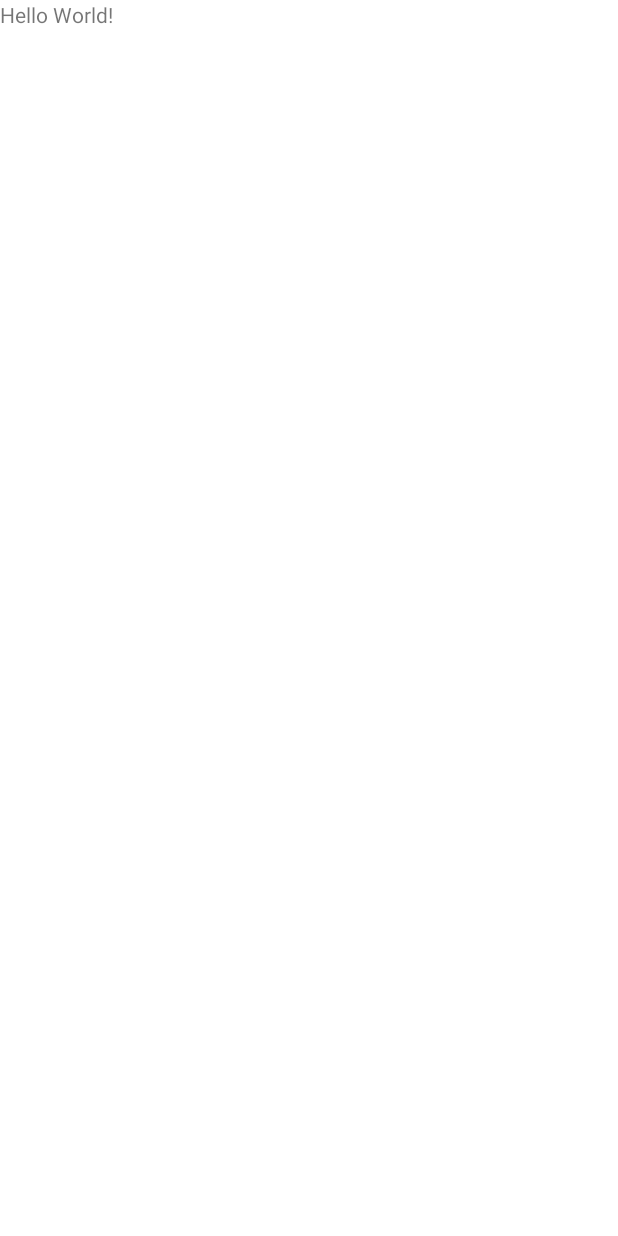
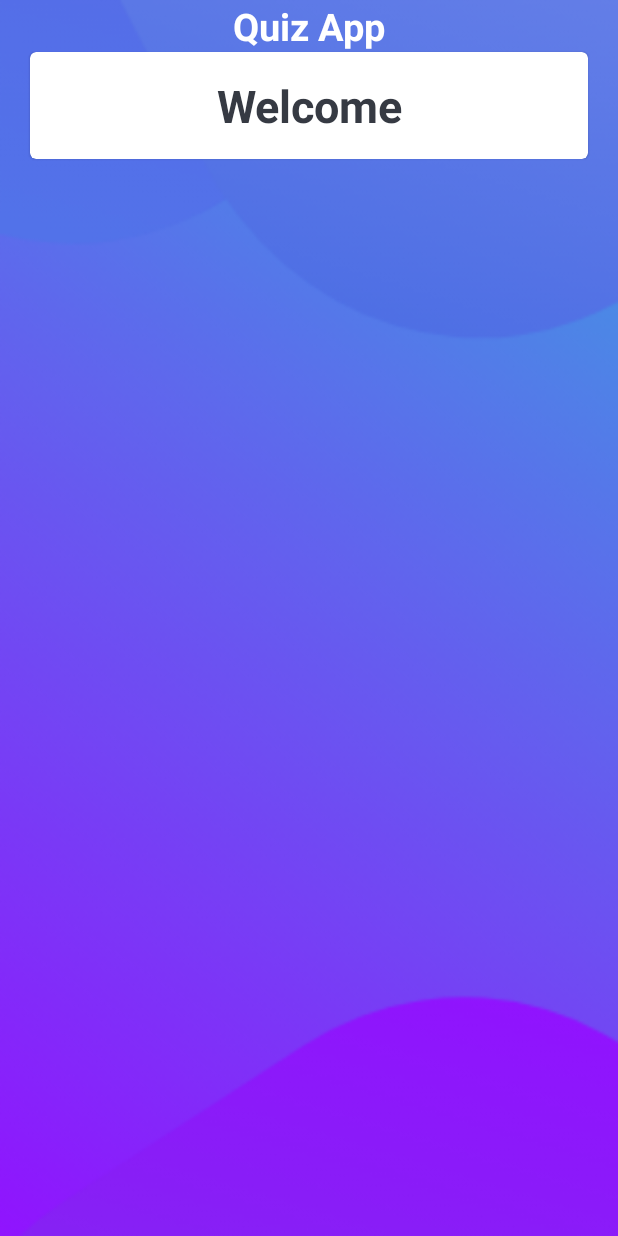
Before and after one commit to CodeMaster1961/AnimeQuiz, an Android app: the screen it shows after launch (MainActivity), on a phone screen of 412 x 824 dp. Before the commit the screen is almost empty. Run offline under Robolectric (Android 15) with nearby library versions, the phone set to English and light mode, and no system bars.

Commit message:
card added and background changed

```diff
--- a/app/src/main/res/layout/activity_main.xml
+++ b/app/src/main/res/layout/activity_main.xml
@@ -4,14 +4,43 @@
     xmlns:tools="http://schemas.android.com/tools"
     android:layout_width="match_parent"
     android:layout_height="match_parent"
-    tools:context=".MainActivity"
+    android:background="@drawable/ic_bg"
     android:orientation="vertical"
-    >
+    tools:context=".MainActivity">
 
     <TextView
-        android:layout_width="wrap_content"
+        android:layout_width="match_parent"
         android:layout_height="wrap_content"
-        android:text="Hello World!"
-        />
+        android:gravity="center"
+        android:text="@string/Title"
+        android:textColor="@color/white"
+        android:textSize="25sp"
+        android:textStyle="bold" />
 
+
+    <com.google.android.material.card.MaterialCardView
+        android:layout_width="match_parent"
+        android:layout_height="wrap_content"
+        android:layout_marginStart="20dp"
+        android:layout_marginEnd="20dp"
+        android:background="@color/white">
+
+        <LinearLayout
+            android:layout_width="match_parent"
+            android:layout_height="wrap_content"
+            android:layout_margin="15dp"
+            android:orientation="vertical"
+            >
+
+            <TextView
+                android:layout_width="match_parent"
+                android:layout_height="wrap_content"
+                android:gravity="center"
+                android:text="Welcome"
+                android:textColor="@color/purple"
+                android:textSize="30sp"
+                android:textStyle="bold" />
+
+        </LinearLayout>
+    </com.google.android.material.card.MaterialCardView>
 </LinearLayout>
--- a/app/src/main/res/values/colors.xml
+++ b/app/src/main/res/values/colors.xml
@@ -2,4 +2,5 @@
 <resources>
     <color name="black">#FF000000</color>
     <color name="white">#FFFFFFFF</color>
+    <color name="purple">#363A43</color>
 </resources>
--- a/app/src/main/res/values/strings.xml
+++ b/app/src/main/res/values/strings.xml
@@ -1,3 +1,4 @@
 <resources>
     <string name="app_name">AnimeQuizApp</string>
+    <string name="Title">Quiz App</string>
 </resources>
```
